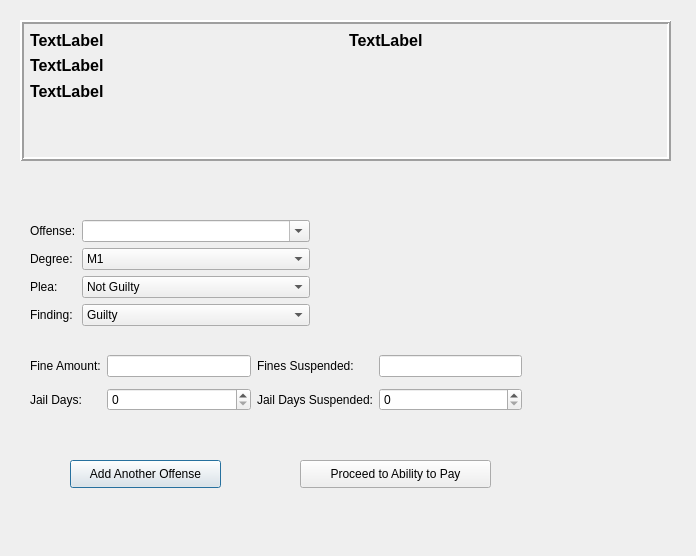
First picture: the form in ui/SentencingDialog.ui, repository HunterProgram22/MuniEntry, before the edit.
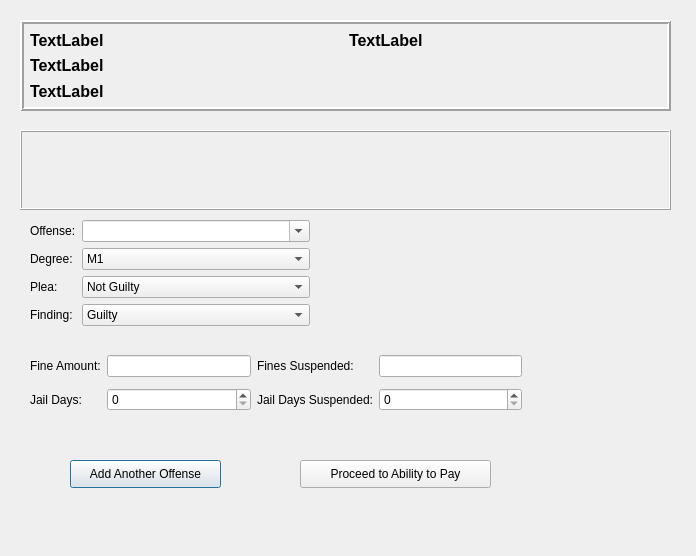
Second picture: the form after the edit.

The edit to the form file:
```diff
--- a/ui/SentencingDialog.ui
+++ b/ui/SentencingDialog.ui
@@ -231,7 +231,7 @@
      <x>20</x>
      <y>20</y>
      <width>651</width>
-     <height>141</height>
+     <height>91</height>
     </rect>
    </property>
    <property name="frameShape">
@@ -312,6 +312,22 @@
     </layout>
    </widget>
   </widget>
+  <widget class="QFrame" name="frame_2">
+   <property name="geometry">
+    <rect>
+     <x>20</x>
+     <y>130</y>
+     <width>651</width>
+     <height>80</height>
+    </rect>
+   </property>
+   <property name="frameShape">
+    <enum>QFrame::Box</enum>
+   </property>
+   <property name="frameShadow">
+    <enum>QFrame::Raised</enum>
+   </property>
+  </widget>
  </widget>
  <resources/>
  <connections>
```
Left out of the diff: 27 changed lines with no effect on the pictures.
